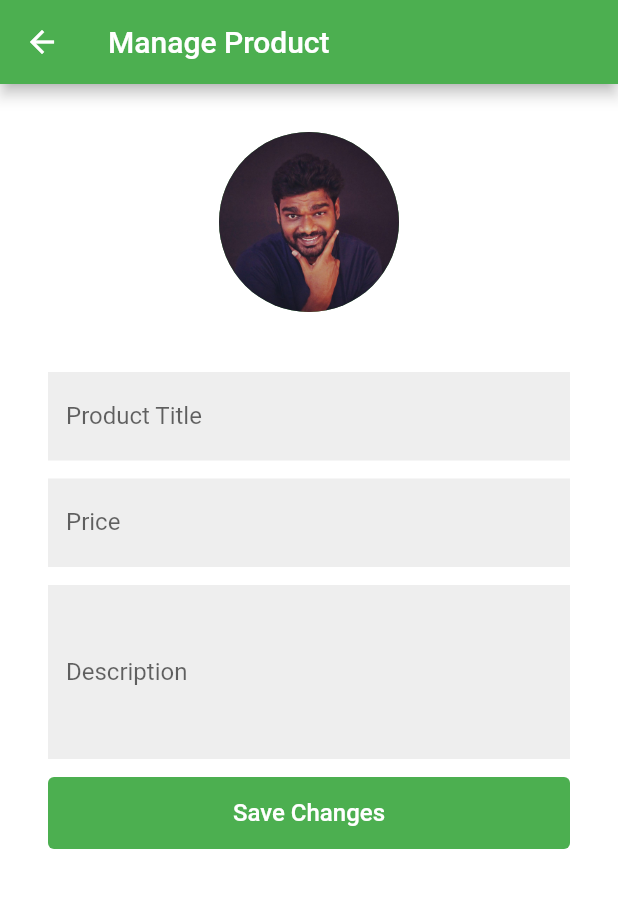
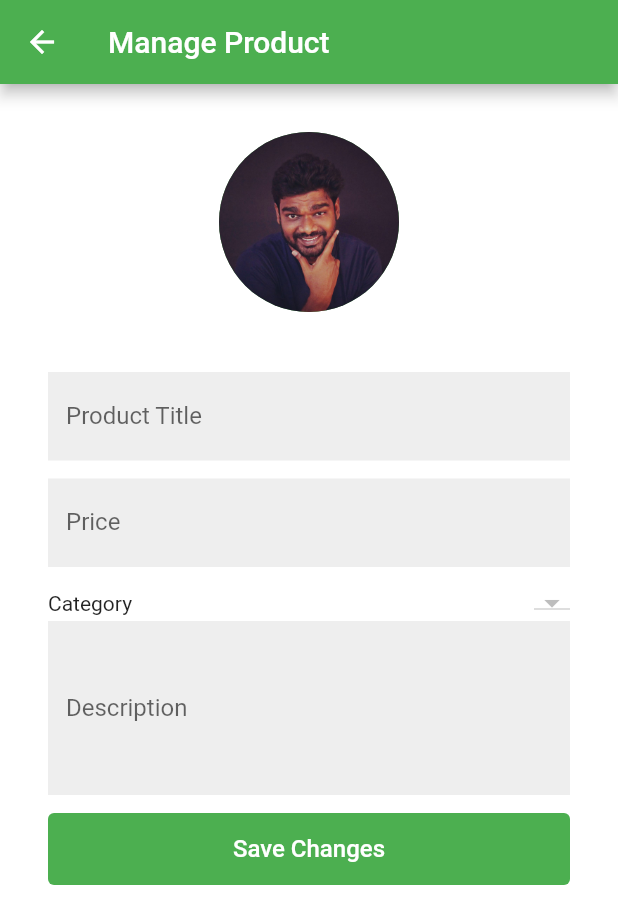
Before and after one commit to MBanawa/groceryadmin, a Flutter app: the ManageProductScreen screen opened directly, on a phone screen of 412 x 824 dp. Shown: the top 924 px of the screen. Run offline on Flutter 3.47's test engine with Material 2 defaults, Android fonts, the phone set to English and light mode, and no system bars; our stand-ins replace cloud_firestore, firebase_auth, firebase_core, firebase_storage, get, image_picker; accounts and stored records are empty.

Commit message:
connected to firebase and added dynamic category

```diff
--- a/lib/screens/categories.dart
+++ b/lib/screens/categories.dart
@@ -29,12 +29,12 @@ class _CategoriesScreenState extends State<CategoriesScreen> {
   fetchCategories() {
     _db.collection("categories").snapshots().listen((event) {
       var _tmp = [];
-      event.docs.forEach((element) {
+      for (var element in event.docs) {
         _tmp.add({
           "id": element.id,
           "title": element.data()["title"],
         });
-      });
+      }
       setState(() {
         _categories = _tmp;
       });
--- a/lib/screens/manage_product.dart
+++ b/lib/screens/manage_product.dart
@@ -1,7 +1,41 @@
 import 'package:flutter/material.dart';
 import 'package:get/get.dart';
+import 'package:cloud_firestore/cloud_firestore.dart';
 
-class ManageProductScreen extends StatelessWidget {
+class ManageProductScreen extends StatefulWidget {
+  const ManageProductScreen({Key? key}) : super(key: key);
+
+  @override
+  State<ManageProductScreen> createState() => _ManageProductScreenState();
+}
+
+class _ManageProductScreenState extends State<ManageProductScreen> {
+  var _categories = [];
+  var _selectedId = "Dduq5nSc8LZX9QDZnorj";
+  final FirebaseFirestore _db = FirebaseFirestore.instance;
+
+  fetchCategories() {
+    _db.collection("categories").snapshots().listen((event) {
+      var _tmp = [];
+      for (var element in event.docs) {
+        _tmp.add({
+          "id": element.id,
+          "title": element.data()["title"],
+        });
+      }
+      setState(() {
+        _categories = _tmp;
+      });
+    });
+  }
+
+  @override
+  void initState() {
+    // TODO: implement initState
+    super.initState();
+    fetchCategories();
+  }
+
   @override
   Widget build(BuildContext context) {
     return Scaffold(
@@ -37,6 +71,28 @@ class ManageProductScreen extends StatelessWidget {
               ),
             ),
             SizedBox(height: 12),
+            Container(
+              child: Row(
+                mainAxisAlignment: MainAxisAlignment.spaceBetween,
+                children: [
+                  const Text("Category"),
+                  DropdownButton(
+                    value: _selectedId,
+                    items: _categories.map((category) {
+                      return DropdownMenuItem(
+                        child: Text(category["title"]),
+                        value: category["id"],
+                      );
+                    }).toList(),
+                    onChanged: (v) {
+                      setState(() {
+                        _selectedId = v.toString();
+                      });
+                    },
+                  )
+                ],
+              ),
+            ),
             TextField(
               maxLines: 4,
               decoration: InputDecoration(
```
